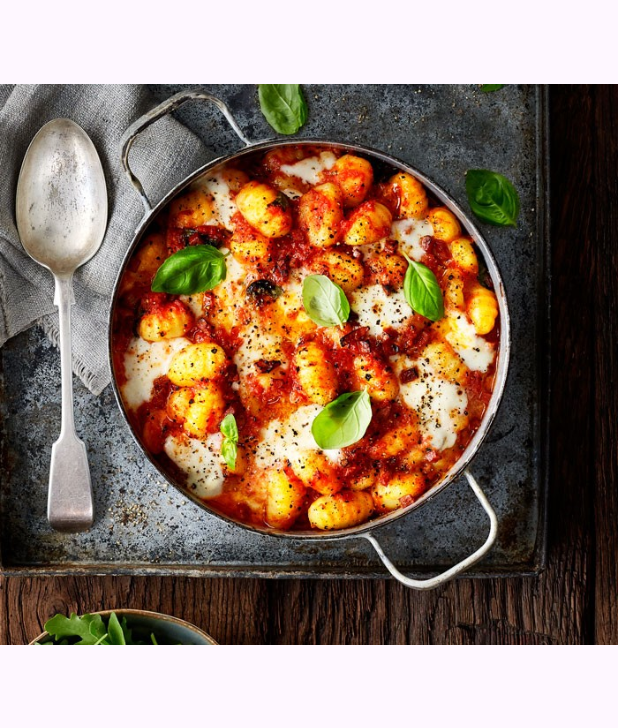
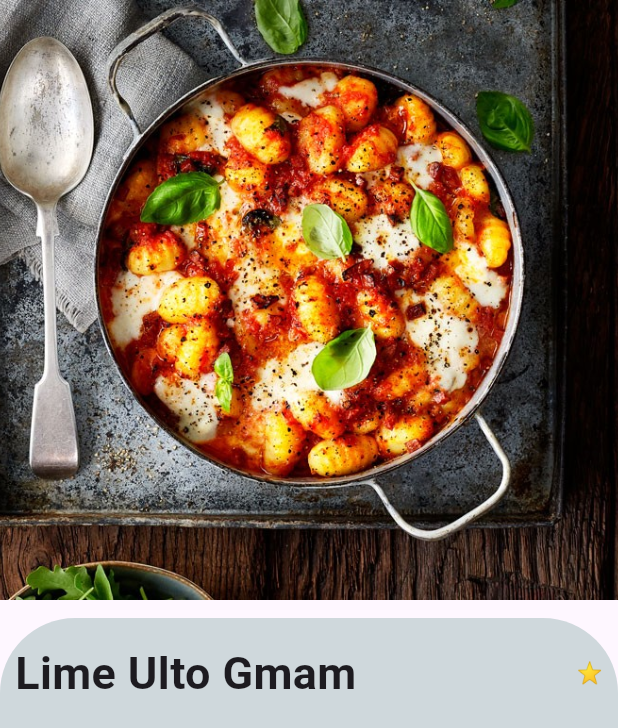
Before and after one commit to aliraza055/Smart-Chef, a Flutter app: the screen it shows after launch, on a phone screen of 412 x 824 dp. Shown: the top 728 px of the screen. Run offline on Flutter 3.47's test engine with Material 3 defaults, Android fonts, the phone set to English and light mode, and no system bars; our stand-ins replace cloud_firestore, dotted_border, firebase_auth, firebase_core, fluttertoast, image_picker and 2 more; missing offline and left inert: dart:ffi; accounts and stored records are empty.

Commit message:
add conatienr

```diff
--- a/lib/Pages/deital_page.dart
+++ b/lib/Pages/deital_page.dart
@@ -11,14 +11,42 @@ class _DeitalPageState extends State<DeitalPage> {
   @override
   Widget build(BuildContext context) {
     return Scaffold(
-      appBar: AppBar(),
-      body: Column(
+      body: Stack(
         children: [
           ClipRRect(
             child: Image.asset(
               'images/receipe1.jpg',
               width: double.infinity,
-              // height: 100,
+              height: 400,
+              fit: BoxFit.cover,
+            ),
+          ),
+          Container(
+            margin: EdgeInsets.only(top: MediaQuery.of(context).size.width / 1),
+            padding: EdgeInsets.only(top: 15, left: 10, right: 10),
+            decoration: BoxDecoration(
+              borderRadius: BorderRadius.only(
+                topLeft: Radius.circular(50),
+                topRight: Radius.circular(50),
+              ),
+              color: Colors.blueGrey.shade100,
+            ),
+            child: Column(
+              children: [
+                Row(
+                  mainAxisAlignment: MainAxisAlignment.spaceBetween,
+                  children: [
+                    Text(
+                      'Lime Ulto Gmam',
+                      style: TextStyle(
+                        fontSize: 30,
+                        fontWeight: FontWeight.bold,
+                      ),
+                    ),
+                    Text('⭐'),
+                  ],
+                ),
+              ],
             ),
           ),
         ],
```
